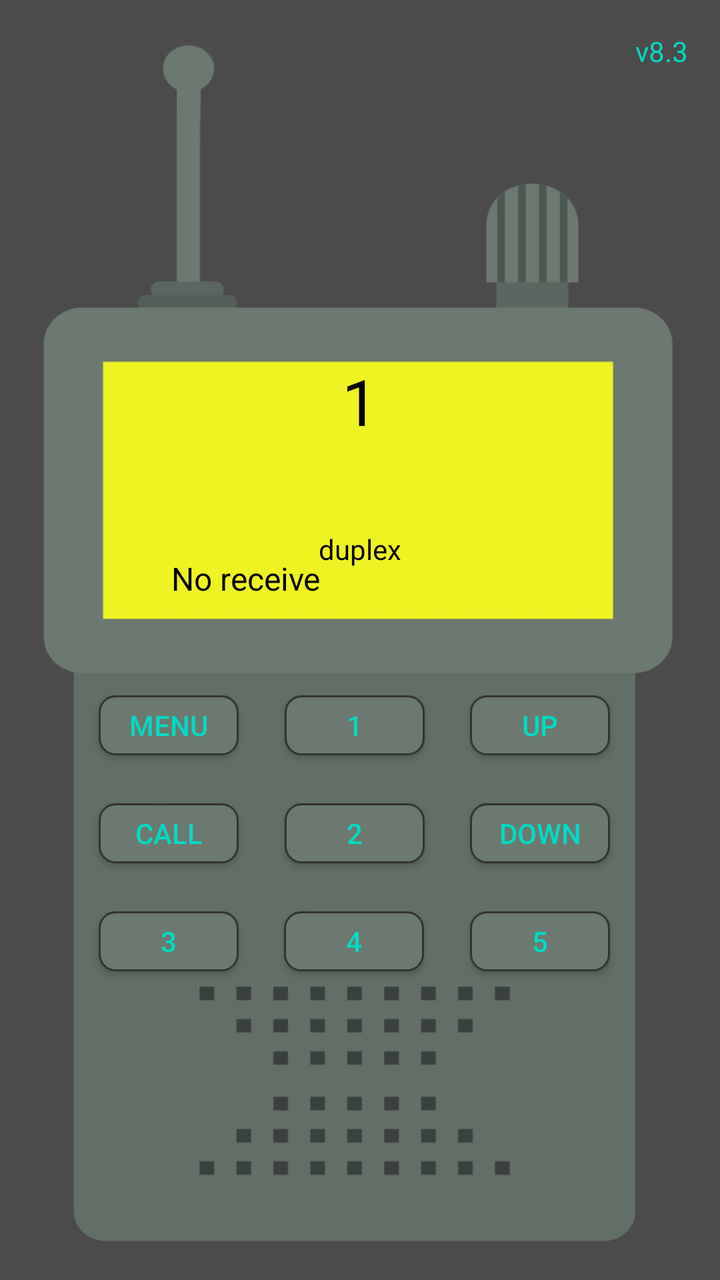
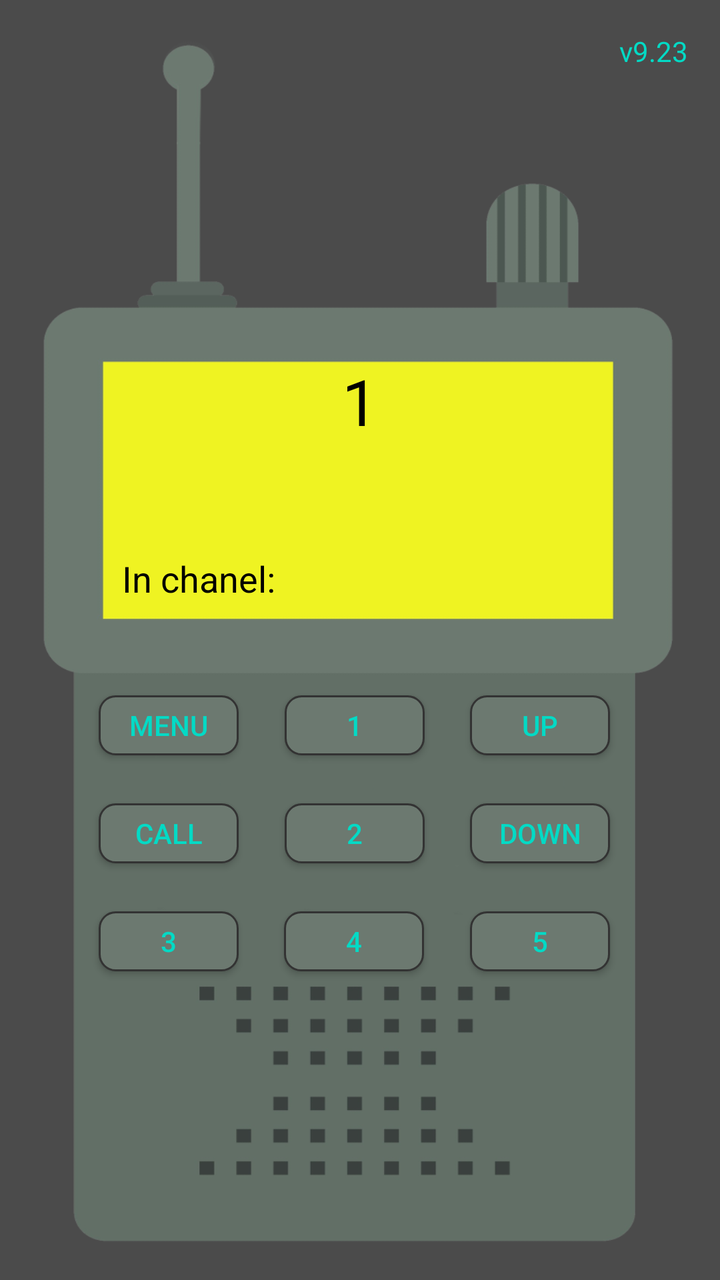

Screens rendered from an Android XML layout before and after an edit, with the pre-edit source and the edit as a unified diff.
<!-- AndroidManifest.xml: application theme AppTheme -->
<!-- res/layout/activity_main.xml -->
<?xml version="1.0" encoding="utf-8"?>
<androidx.constraintlayout.widget.ConstraintLayout xmlns:android="http://schemas.android.com/apk/res/android"
    xmlns:app="http://schemas.android.com/apk/res-auto"
    android:layout_width="match_parent"
    android:layout_height="match_parent"
    android:background="@color/colorback"
    android:keepScreenOn="true">

    <ImageView
        android:id="@+id/imageView6"
        android:layout_width="match_parent"
        android:layout_height="match_parent"
        android:scaleType="fitXY"
        app:srcCompat="@drawable/wktpaint1ffwide" />

    
    <TextView
        android:id="@+id/tvVersion"
        android:layout_width="wrap_content"
        android:layout_height="wrap_content"
        android:layout_marginTop="16dp"
        android:layout_marginEnd="16dp"
        android:text="v8.3"
        android:textColor="@color/colorButton"
        android:textSize="14sp"
        app:layout_constraintEnd_toEndOf="parent"
        app:layout_constraintTop_toTopOf="parent" />

    
    <TextView
        android:id="@+id/textView"
        android:layout_width="wrap_content"
        android:layout_height="wrap_content"
        android:text="1"
        android:textColor="#000000"
        android:textSize="32sp"
        app:layout_constraintBottom_toBottomOf="@+id/imageView6"
        app:layout_constraintEnd_toEndOf="parent"
        app:layout_constraintStart_toStartOf="parent"
        app:layout_constraintTop_toTopOf="@+id/imageView6"
        app:layout_constraintVertical_bias="0.3" />

    <TextView
        android:id="@+id/textView4"
        android:layout_width="wrap_content"
        android:layout_height="wrap_content"
        android:layout_marginTop="12dp"
        android:textColor="#000000"
        android:textSize="14sp"
        app:layout_constraintEnd_toEndOf="@+id/imageView6"
        app:layout_constraintHorizontal_bias="0.498"
        app:layout_constraintStart_toStartOf="parent"
        app:layout_constraintTop_toBottomOf="@+id/textView" />

    <TextView
        android:id="@+id/textView5"
        android:layout_width="wrap_content"
        android:layout_height="wrap_content"
        android:layout_marginTop="12dp"
        android:text="duplex"
        android:textColor="#000000"
        app:layout_constraintEnd_toEndOf="parent"
        app:layout_constraintStart_toStartOf="parent"
        app:layout_constraintTop_toBottomOf="@+id/textView4" />

    
    <TextView
        android:id="@+id/textView8"
        android:layout_width="wrap_content"
        android:layout_height="wrap_content"
        android:text="No receive"
        android:textColor="#000000"
        android:textSize="16sp"
        app:layout_constraintBottom_toBottomOf="@+id/imageView6"
        app:layout_constraintEnd_toEndOf="parent"
        app:layout_constraintHorizontal_bias="0.3"
        app:layout_constraintStart_toStartOf="parent"
        app:layout_constraintTop_toTopOf="@+id/imageView6"
        app:layout_constraintVertical_bias="0.45" />

    
    <TextView
        android:id="@+id/tvSpeakingId"
        android:layout_width="wrap_content"
        android:layout_height="wrap_content"
        android:layout_marginLeft="16dp"
        android:layout_marginBottom="16dp"
        android:text=""
        android:textColor="#000000"
        android:textSize="18sp"
        app:layout_constraintBottom_toBottomOf="@+id/imageView6"
        app:layout_constraintStart_toStartOf="parent"
        app:layout_constraintTop_toTopOf="@+id/imageView6"
        app:layout_constraintVertical_bias="0.9" />

    <ImageView
        android:id="@+id/imageView"
        android:layout_width="20dp"
        android:layout_height="20dp"
        android:layout_marginRight="30dp"
        android:visibility="invisible"
        app:layout_constraintBottom_toBottomOf="parent"
        app:layout_constraintEnd_toEndOf="parent"
        app:layout_constraintHorizontal_bias="0.27"
        app:layout_constraintStart_toStartOf="parent"
        app:layout_constraintTop_toTopOf="parent"
        app:layout_constraintVertical_bias="0.3"
        app:srcCompat="@drawable/r1" />

    <ImageView
        android:id="@+id/imageView2"
        android:layout_width="20dp"
        android:layout_height="20dp"
        android:layout_marginRight="10dp"
        android:visibility="invisible"
        app:layout_constraintBottom_toBottomOf="parent"
        app:layout_constraintEnd_toStartOf="@+id/imageView"
        app:layout_constraintTop_toTopOf="parent"
        app:layout_constraintVertical_bias="0.3"
        app:srcCompat="@drawable/r2" />

    
    <Button
        android:id="@+id/button"
        android:layout_width="70dp"
        android:layout_height="30dp"
        android:layout_marginTop="24dp"
        android:background="@drawable/roundshapebtn"
        android:text="CALL"
        android:textColor="@color/colorButton"
        app:layout_constraintEnd_toStartOf="@+id/button2"
        app:layout_constraintHorizontal_bias="0.3"
        app:layout_constraintStart_toStartOf="parent"
        app:layout_constraintTop_toBottomOf="@+id/button4" />

    <Button
        android:id="@+id/button1"
        android:layout_width="70dp"
        android:layout_height="30dp"
        android:background="@drawable/roundshapebtn"
        android:text="UP"
        android:textColor="@color/colorButton"
        app:layout_constraintEnd_toEndOf="parent"
        app:layout_constraintHorizontal_bias="0.81"
        app:layout_constraintStart_toStartOf="parent"
        app:layout_constraintTop_toTopOf="@+id/buttonsave1" />

    <Button
        android:id="@+id/button2"
        android:layout_width="70dp"
        android:layout_height="30dp"
        android:layout_marginTop="24dp"
        android:background="@drawable/roundshapebtn"
        android:text="DOWN"
        android:textColor="@color/colorButton"
        app:layout_constraintEnd_toEndOf="parent"
        app:layout_constraintHorizontal_bias="0.81"
        app:layout_constraintStart_toStartOf="parent"
        app:layout_constraintTop_toBottomOf="@+id/button1" />

    <Button
        android:id="@+id/button4"
        android:layout_width="70dp"
        android:layout_height="30dp"
        android:background="@drawable/roundshapebtn"
        android:text="MENU"
        android:textColor="@color/colorButton"
        app:layout_constraintBottom_toBottomOf="@+id/imageView6"
        app:layout_constraintEnd_toStartOf="@+id/button1"
        app:layout_constraintHorizontal_bias="0.3"
        app:layout_constraintStart_toStartOf="parent"
        app:layout_constraintTop_toTopOf="@+id/imageView6"
        app:layout_constraintVertical_bias="0.57" />

    <Button
        android:id="@+id/buttonsave1"
        android:layout_width="70dp"
        android:layout_height="30dp"
        android:background="@drawable/roundshapebtn"
        android:text="1"
        android:textColor="@color/colorButton"
        app:layout_constraintEnd_toStartOf="@+id/button1"
        app:layout_constraintStart_toEndOf="@+id/button4"
        app:layout_constraintTop_toTopOf="@+id/button4" />

    <Button
        android:id="@+id/buttonsave2"
        android:layout_width="70dp"
        android:layout_height="30dp"
        android:layout_marginTop="24dp"
        android:background="@drawable/roundshapebtn"
        android:text="2"
        android:textColor="@color/colorButton"
        app:layout_constraintEnd_toStartOf="@+id/button2"
        app:layout_constraintStart_toEndOf="@+id/button"
        app:layout_constraintTop_toBottomOf="@+id/button1" />

    <Button
        android:id="@+id/buttonsave3"
        android:layout_width="70dp"
        android:layout_height="30dp"
        android:layout_marginTop="24dp"
        android:background="@drawable/roundshapebtn"
        android:text="3"
        android:textColor="@color/colorButton"
        app:layout_constraintEnd_toStartOf="@+id/button1"
        app:layout_constraintHorizontal_bias="0.3"
        app:layout_constraintStart_toStartOf="parent"
        app:layout_constraintTop_toBottomOf="@+id/button" />

    <Button
        android:id="@+id/buttonsave4"
        android:layout_width="70dp"
        android:layout_height="30dp"
        android:layout_marginTop="24dp"
        android:background="@drawable/roundshapebtn"
        android:text="4"
        android:textColor="@color/colorButton"
        app:layout_constraintEnd_toStartOf="@+id/button2"
        app:layout_constraintHorizontal_bias="0.493"
        app:layout_constraintStart_toEndOf="@+id/button"
        app:layout_constraintTop_toBottomOf="@+id/buttonsave2" />

    <Button
        android:id="@+id/buttonsave5"
        android:layout_width="70dp"
        android:layout_height="30dp"
        android:layout_marginTop="24dp"
        android:background="@drawable/roundshapebtn"
        android:text="5"
        android:textColor="@color/colorButton"
        app:layout_constraintEnd_toEndOf="parent"
        app:layout_constraintHorizontal_bias="0.81"
        app:layout_constraintStart_toStartOf="parent"
        app:layout_constraintTop_toBottomOf="@+id/button2" />

    
    <Button
        android:id="@+id/btnPTT"
        android:layout_width="0dp"
        android:layout_height="0dp"
        android:background="@null"
        app:layout_constraintBottom_toBottomOf="@+id/imageView6"
        app:layout_constraintEnd_toEndOf="parent"
        app:layout_constraintStart_toStartOf="parent"
        app:layout_constraintTop_toBottomOf="@+id/buttonsave4"
        app:layout_constraintWidth_percent="0.6"
        app:layout_constraintHeight_percent="0.25" />

    
    <Button
        android:id="@+id/btnSecretMode"
        android:layout_width="50dp"
        android:layout_height="50dp"
        android:background="@android:color/transparent"
        app:layout_constraintStart_toStartOf="parent"
        app:layout_constraintTop_toTopOf="parent" />
</androidx.constraintlayout.widget.ConstraintLayout>
<!-- resources referenced by this layout -->
<resources>
  <color name="colorButton">#03dac5</color>
  <color name="colorback">#4b4b4b</color>
  <!-- drawable r1: png bitmap (drawable, 110718 bytes) -->
  <!-- drawable r2: png bitmap (drawable, 30101 bytes) -->
  <!-- drawable roundshapebtn (drawable) -->
  <?xml version="1.0" encoding="utf-8"?>
  <shape xmlns:android="http://schemas.android.com/apk/res/android"
      android:shape="rectangle">
      <corners android:radius="8dp" />
      <solid android:color="@color/colorButtonBack" />
      <stroke android:width="1dp" android:color="#333333" />
  </shape>
  <!-- drawable wktpaint1ffwide: png bitmap (drawable, 33850 bytes) -->
  <style name="AppTheme" parent="Theme.AppCompat.Light.NoActionBar">
          <item name="colorAccent">@color/colorAccent</item>
          <item name="colorPrimary">@color/colorPrimary</item>
          <item name="colorPrimaryDark">@color/colorPrimaryDark</item>
      </style>
  <color name="colorButtonBack">#6c7970</color>
  <color name="colorAccent">#03dac5</color>
  <color name="colorPrimary">#6200ee</color>
  <color name="colorPrimaryDark">#3700b3</color>
</resources>

<!-- the commit's change to res/layout/activity_main.xml (unified diff, before → after) -->
@@ -13,20 +13,18 @@
         android:scaleType="fitXY"
         app:srcCompat="@drawable/wktpaint1ffwide" />
 
-    
     <TextView
         android:id="@+id/tvVersion"
         android:layout_width="wrap_content"
         android:layout_height="wrap_content"
         android:layout_marginTop="16dp"
         android:layout_marginEnd="16dp"
-        android:text="v8.3"
+        android:text="v9.23"
         android:textColor="@color/colorButton"
         android:textSize="14sp"
         app:layout_constraintEnd_toEndOf="parent"
         app:layout_constraintTop_toTopOf="parent" />
 
-    
     <TextView
         android:id="@+id/textView"
         android:layout_width="wrap_content"
@@ -52,46 +50,32 @@
         app:layout_constraintStart_toStartOf="parent"
         app:layout_constraintTop_toBottomOf="@+id/textView" />
 
-    <TextView
-        android:id="@+id/textView5"
+    
+    <TextView
+        android:id="@+id/tvSpeakingId"
         android:layout_width="wrap_content"
         android:layout_height="wrap_content"
         android:layout_marginTop="12dp"
-        android:text="duplex"
-        android:textColor="#000000"
+        android:text=""
+        android:textColor="#000000"
+        android:textSize="16sp"
         app:layout_constraintEnd_toEndOf="parent"
         app:layout_constraintStart_toStartOf="parent"
         app:layout_constraintTop_toBottomOf="@+id/textView4" />
 
-    
-    <TextView
-        android:id="@+id/textView8"
-        android:layout_width="wrap_content"
-        android:layout_height="wrap_content"
-        android:text="No receive"
-        android:textColor="#000000"
-        android:textSize="16sp"
-        app:layout_constraintBottom_toBottomOf="@+id/imageView6"
-        app:layout_constraintEnd_toEndOf="parent"
-        app:layout_constraintHorizontal_bias="0.3"
-        app:layout_constraintStart_toStartOf="parent"
-        app:layout_constraintTop_toTopOf="@+id/imageView6"
+    <TextView
+        android:id="@+id/textView6"
+        android:layout_width="95dp"
+        android:layout_height="wrap_content"
+        android:text="@string/inchanel"
+        android:textColor="#000000"
+        android:textSize="18sp"
+        app:layout_constraintBottom_toBottomOf="parent"
+        app:layout_constraintEnd_toEndOf="parent"
+        app:layout_constraintHorizontal_bias="0.23"
+        app:layout_constraintStart_toStartOf="parent"
+        app:layout_constraintTop_toTopOf="parent"
         app:layout_constraintVertical_bias="0.45" />
-
-    
-    <TextView
-        android:id="@+id/tvSpeakingId"
-        android:layout_width="wrap_content"
-        android:layout_height="wrap_content"
-        android:layout_marginLeft="16dp"
-        android:layout_marginBottom="16dp"
-        android:text=""
-        android:textColor="#000000"
-        android:textSize="18sp"
-        app:layout_constraintBottom_toBottomOf="@+id/imageView6"
-        app:layout_constraintStart_toStartOf="parent"
-        app:layout_constraintTop_toTopOf="@+id/imageView6"
-        app:layout_constraintVertical_bias="0.9" />
 
     <ImageView
         android:id="@+id/imageView"
@@ -119,7 +103,6 @@
         app:layout_constraintVertical_bias="0.3"
         app:srcCompat="@drawable/r2" />
 
-    
     <Button
         android:id="@+id/button"
         android:layout_width="70dp"
@@ -234,7 +217,6 @@
         app:layout_constraintStart_toStartOf="parent"
         app:layout_constraintTop_toBottomOf="@+id/button2" />
 
-    
     <Button
         android:id="@+id/btnPTT"
         android:layout_width="0dp"
@@ -247,7 +229,6 @@
         app:layout_constraintWidth_percent="0.6"
         app:layout_constraintHeight_percent="0.25" />
 
-    
     <Button
         android:id="@+id/btnSecretMode"
         android:layout_width="50dp"
<!-- resource entries referenced after the edit -->
@@ -13,6 +13,7 @@
       <stroke android:width="1dp" android:color="#333333" />
   </shape>
   <!-- drawable wktpaint1ffwide: png bitmap (drawable, 33850 bytes) -->
+  <string name="inchanel">In chanel:</string>
   <style name="AppTheme" parent="Theme.AppCompat.Light.NoActionBar">
           <item name="colorAccent">@color/colorAccent</item>
           <item name="colorPrimary">@color/colorPrimary</item>
